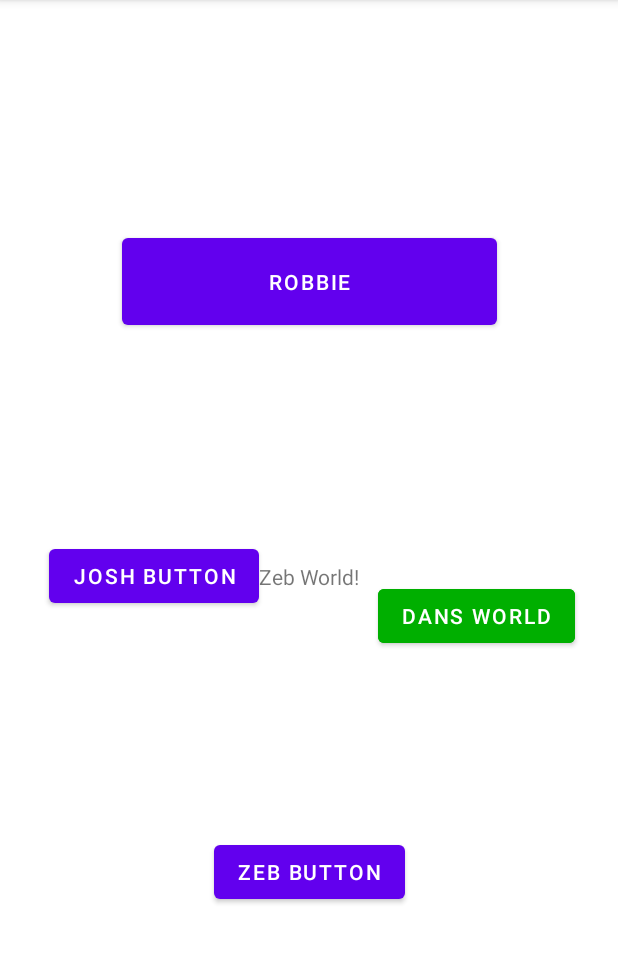
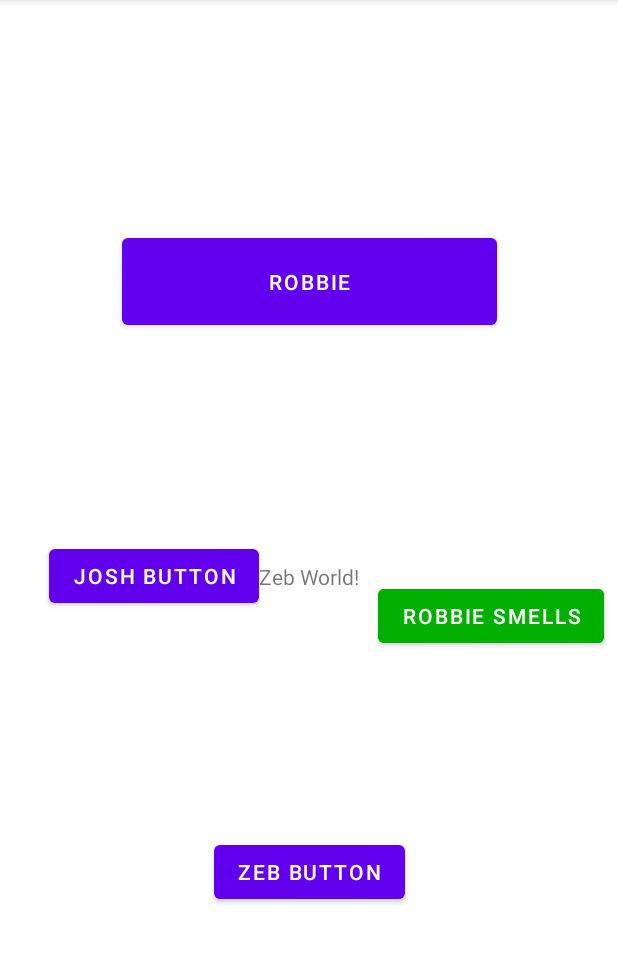
Before and after one commit to BetaGammaEpsilon-com/PlayboiKotlin, an Android app: the screen it shows after launch (MainActivity), on a phone screen of 412 x 824 dp, the part 84-1047 px from its top. Run offline under Robolectric (Android 15) with nearby library versions, the phone set to English and light mode, and no system bars.

Commit message:
take your stupid changes dumb bitch

```diff
--- a/app/src/main/res/layout/activity_main.xml
+++ b/app/src/main/res/layout/activity_main.xml
@@ -53,7 +53,7 @@
         android:layout_height="wrap_content"
         android:layout_margin="12dp"
         android:backgroundTint="#00AF00"
-        android:text="dans world"
+        android:text="robbie smells"
         app:layout_constraintStart_toEndOf="@id/textView"
         app:layout_constraintTop_toTopOf="@id/textView" />
 </androidx.constraintlayout.widget.ConstraintLayout>
```
